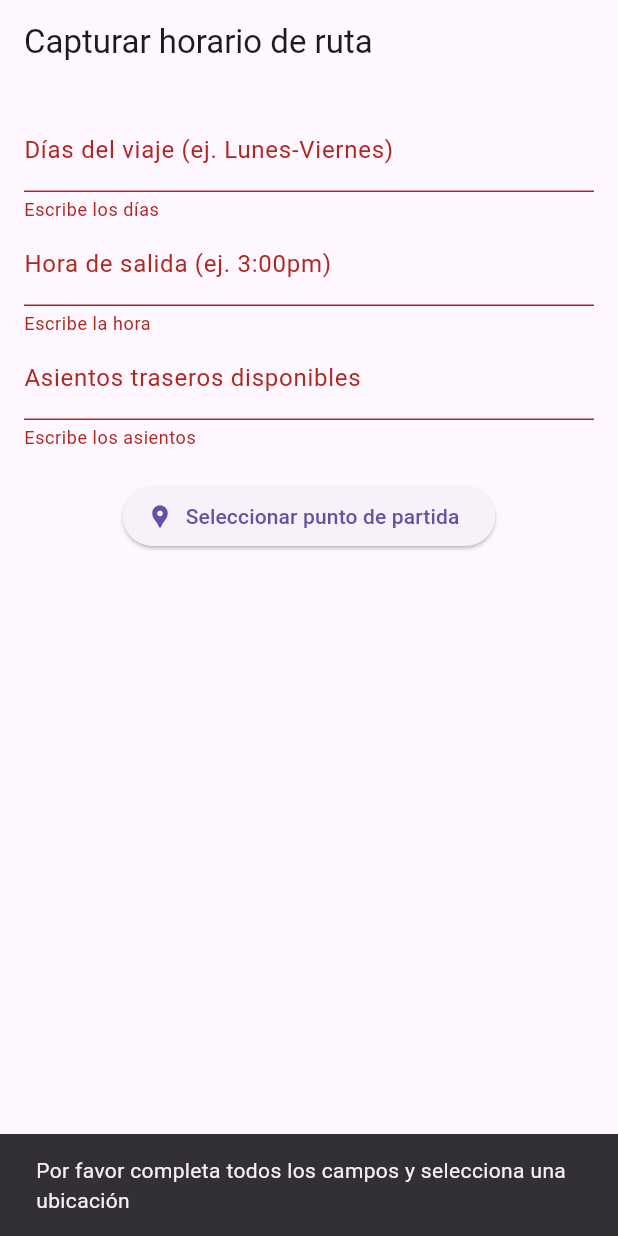
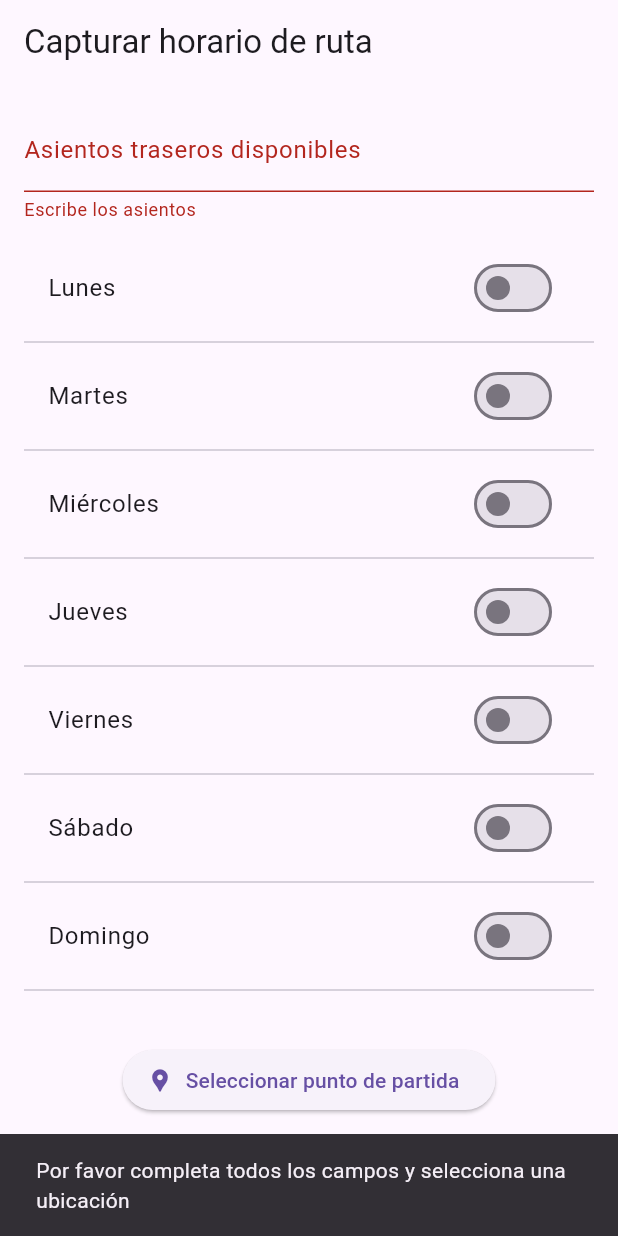
Before and after one commit to Git-Nef/raitec, a Flutter app: the CapturarHorarioRuta screen opened directly, after a tap on "Guardar ruta", on a phone screen of 412 x 824 dp. Run offline on Flutter 3.47's test engine with Material 3 defaults, Android fonts, the phone set to English and light mode, and no system bars; our stand-ins replace cloud_firestore, firebase_core, firebase_storage, flutter_local_notifications, geocoding, geolocator and 3 more; missing offline and left inert: flutter_polyline_points; accounts and stored records are empty.

Commit message:
agregar componente para seleccionar dia y hora

```diff
--- a/lib/pages/capturaHr.dart
+++ b/lib/pages/capturaHr.dart
@@ -13,19 +13,37 @@ class CapturarHorarioRuta extends StatefulWidget {
 
 class _CapturarHorarioRutaState extends State<CapturarHorarioRuta> {
   final _formKey = GlobalKey<FormState>();
-  final TextEditingController _horaController = TextEditingController();
-  final TextEditingController _diasController = TextEditingController();
   final TextEditingController _asientosController = TextEditingController();
+  LatLng? origenSeleccionado;
+  final LatLng destinoFijo =
+      const LatLng(24.03265897848829, -104.64678790491564);
 
-  LatLng? origenSeleccionado;
-  final LatLng destinoFijo = const LatLng(24.03265897848829, -104.64678790491564);
+  final List<String> dias = [
+    'Lunes',
+    'Martes',
+    'Miércoles',
+    'Jueves',
+    'Viernes',
+    'Sábado',
+    'Domingo'
+  ];
+  Map<String, bool> diasActivos = {};
+  Map<String, TimeOfDay> horaInicio = {};
 
-  void _seleccionarUbicacion() async {
+  @override
+  void initState() {
+    super.initState();
+    for (var dia in dias) {
+      diasActivos[dia] = false;
+      horaInicio[dia] = const TimeOfDay(hour: 9, minute: 0);
+    }
+  }
+
+  Future<void> _seleccionarUbicacion() async {
     final resultado = await Navigator.push(
       context,
       MaterialPageRoute(builder: (context) => const SeleccionarUbicacion()),
     );
-
     if (resultado != null && resultado is LatLng) {
       setState(() {
         origenSeleccionado = resultado;
@@ -33,12 +51,28 @@ class _CapturarHorarioRutaState extends State<CapturarHorarioRuta> {
     }
   }
 
+  Future<void> _seleccionarHora(String dia) async {
+    final TimeOfDay? seleccionada = await showTimePicker(
+      context: context,
+      initialTime: horaInicio[dia]!,
+    );
+    if (seleccionada != null) {
+      setState(() {
+        horaInicio[dia] = seleccionada;
+      });
+    }
+  }
+
   Future<void> _guardarRuta() async {
     final clave = SessionManager().numControl;
-
-    if (!_formKey.currentState!.validate() || origenSeleccionado == null || clave == null || clave.isEmpty) {
+    if (!_formKey.currentState!.validate() ||
+        origenSeleccionado == null ||
+        clave == null ||
+        clave.isEmpty) {
       ScaffoldMessenger.of(context).showSnackBar(
-        const SnackBar(content: Text('Por favor completa todos los campos y selecciona una ubicación')),
+        const SnackBar(
+            content: Text(
+                'Por favor completa todos los campos y selecciona una ubicación')),
       );
       return;
     }
@@ -49,10 +83,16 @@ class _CapturarHorarioRutaState extends State<CapturarHorarioRuta> {
         .collection('rutas')
         .doc('info');
 
+    final diasSeleccionados = dias
+        .where((d) => diasActivos[d]!)
+        .map((d) => {
+              'dia': d,
+              'horaInicio': horaInicio[d]!.format(context),
+            })
+        .toList();
+
     try {
       await docRef.set({
-        'horaSalida': _horaController.text,
-        'dias': _diasController.text,
         'lugaresDisponibles': int.parse(_asientosController.text),
         'origen': {
           'lat': origenSeleccionado!.latitude,
@@ -62,20 +102,17 @@ class _CapturarHorarioRutaState extends State<CapturarHorarioRuta> {
           'lat': destinoFijo.latitude,
           'lng': destinoFijo.longitude,
         },
+        'horarios': diasSeleccionados,
       });
 
       ScaffoldMessenger.of(context).showSnackBar(
         const SnackBar(content: Text('Ruta guardada exitosamente')),
       );
-
-      // Limpiar campos
-      _horaController.clear();
-      _diasController.clear();
       _asientosController.clear();
       setState(() {
         origenSeleccionado = null;
+        for (var d in dias) diasActivos[d] = false;
       });
-
     } catch (e) {
       ScaffoldMessenger.of(context).showSnackBar(
         SnackBar(content: Text('Error al guardar: $e')),
@@ -94,22 +131,49 @@ class _CapturarHorarioRutaState extends State<CapturarHorarioRuta> {
           child: Column(
             children: [
               TextFormField(
-                controller: _diasController,
-                decoration: const InputDecoration(labelText: 'Días del viaje (ej. Lunes-Viernes)'),
-                validator: (value) => value!.isEmpty ? 'Escribe los días' : null,
+                controller: _asientosController,
+                decoration: const InputDecoration(
+                    labelText: 'Asientos traseros disponibles'),
+                keyboardType: TextInputType.number,
+                validator: (value) =>
+                    value!.isEmpty ? 'Escribe los asientos' : null,
               ),
-              TextFormField(
-                controller: _horaController,
-                decoration: const InputDecoration(labelText: 'Hora de salida (ej. 3:00pm)'),
-                validator: (value) => value!.isEmpty ? 'Escribe la hora' : null,
+              const SizedBox(height: 16),
+              Expanded(
+                child: ListView(
+                  children: dias.map((dia) {
+                    return Column(
+                      crossAxisAlignment: CrossAxisAlignment.start,
+                      children: [
+                        SwitchListTile(
+                          title: Text(dia),
+                          value: diasActivos[dia]!,
+                          onChanged: (bool value) {
+                            setState(() {
+                              diasActivos[dia] = value;
+                            });
+                          },
+                        ),
+                        if (diasActivos[dia]!)
+                          Padding(
+                            padding:
+                                const EdgeInsets.symmetric(horizontal: 16.0),
+                            child: Row(
+                              children: [
+                                Text('Inicio:'),
+                                TextButton(
+                                  onPressed: () => _seleccionarHora(dia),
+                                  child: Text(horaInicio[dia]!.format(context)),
+                                ),
+                              ],
+                            ),
+                          ),
+                        const Divider(),
+                      ],
+                    );
+                  }).toList(),
+                ),
               ),
-              TextFormField(
-                controller: _asientosController,
-                decoration: const InputDecoration(labelText: 'Asientos traseros disponibles'),
-                keyboardType: TextInputType.number,
-                validator: (value) => value!.isEmpty ? 'Escribe los asientos' : null,
-              ),
-              const SizedBox(height: 20),
               ElevatedButton.icon(
                 onPressed: _seleccionarUbicacion,
                 icon: const Icon(Icons.location_pin),
@@ -117,7 +181,7 @@ class _CapturarHorarioRutaState extends State<CapturarHorarioRuta> {
                     ? 'Seleccionar punto de partida'
                     : 'Ubicación seleccionada'),
               ),
-              const Spacer(),
+              const SizedBox(height: 16),
               ElevatedButton(
                 onPressed: _guardarRuta,
                 child: const Text('Guardar ruta'),
```
